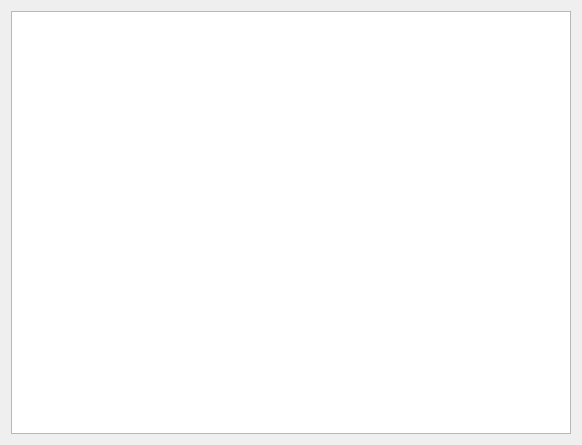
Qt form appetizer-core/components-layout/restaurantmap.ui (AngelGenis/Appetizer) before a commit.
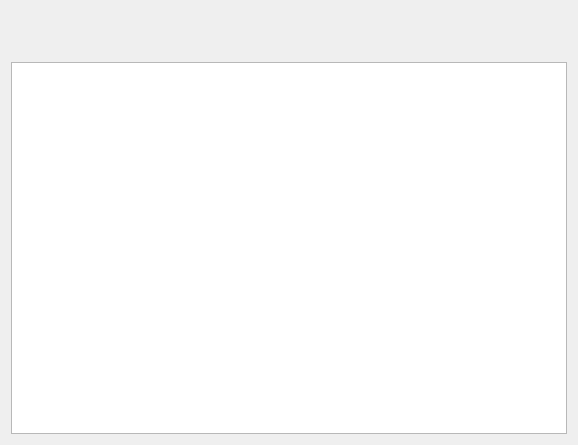
The same form after that commit. Custom widgets are drawn as their Qt base class.

Commit message: Conectadas e implementadas las funciones de la toolbar. * Se agregaron las funciones: agregar mesa, eliminar mesa y cargar fondo.

The edit to the form file:
```diff
--- a/appetizer-core/components-layout/restaurantmap.ui
+++ b/appetizer-core/components-layout/restaurantmap.ui
@@ -6,15 +6,67 @@
    <rect>
     <x>0</x>
     <y>0</y>
-    <width>582</width>
+    <width>578</width>
     <height>445</height>
    </rect>
   </property>
   <property name="windowTitle">
    <string>Form</string>
   </property>
-  <layout class="QGridLayout" name="gridLayout">
-   <item row="0" column="0">
+  <layout class="QVBoxLayout" name="verticalLayout">
+   <item>
+    <layout class="QHBoxLayout" name="horizontalLayout">
+     <item>
+      <spacer name="horizontalSpacer">
+       <property name="orientation">
+        <enum>Qt::Horizontal</enum>
+       </property>
+       <property name="sizeHint" stdset="0">
+        <size>
+         <width>40</width>
+         <height>20</height>
+        </size>
+       </property>
+      </spacer>
+     </item>
+     <item>
+      <widget class="toolbar" name="mainToolBar" native="true">
+       <property name="sizePolicy">
+        <sizepolicy hsizetype="Fixed" vsizetype="Fixed">
+         <horstretch>0</horstretch>
+         <verstretch>0</verstretch>
+        </sizepolicy>
+       </property>
+       <property name="minimumSize">
+        <size>
+         <width>449</width>
+         <height>45</height>
+        </size>
+       </property>
+       <property name="maximumSize">
+        <size>
+         <width>449</width>
+         <height>45</height>
+        </size>
+       </property>
+      </widget>
+     </item>
+     <item>
+      <spacer name="horizontalSpacer_2">
+       <property name="orientation">
+        <enum>Qt::Horizontal</enum>
+       </property>
+       <property name="sizeHint" stdset="0">
+        <size>
+         <width>40</width>
+         <height>20</height>
+        </size>
+       </property>
+      </spacer>
+     </item>
+    </layout>
+   </item>
+   <item>
     <widget class="QGraphicsView" name="graphicsView">
      <property name="dragMode">
       <enum>QGraphicsView::RubberBandDrag</enum>
@@ -29,6 +81,14 @@
    </item>
   </layout>
  </widget>
+ <customwidgets>
+  <customwidget>
+   <class>toolbar</class>
+   <extends>QWidget</extends>
+   <header>components-manager/toolbar.h</header>
+   <container>1</container>
+  </customwidget>
+ </customwidgets>
  <resources/>
  <connections/>
 </ui>
```
The commit also changes 10 other files.
